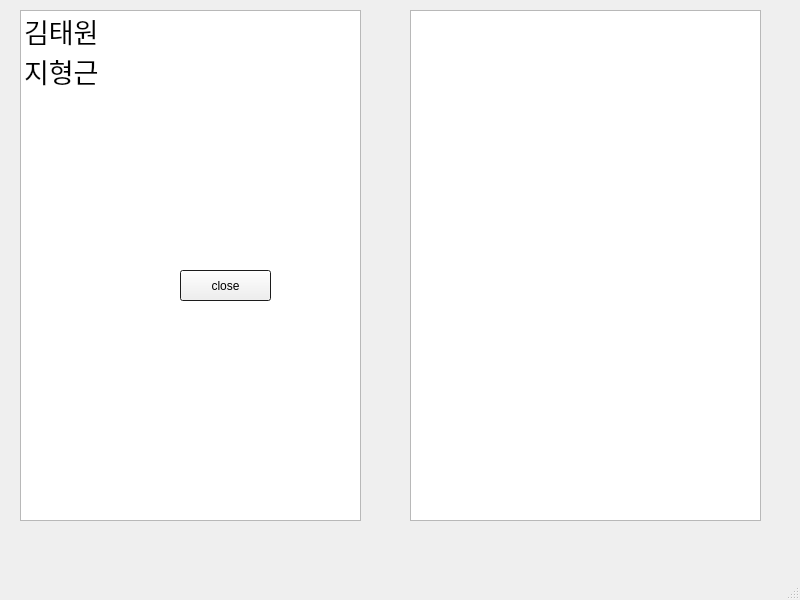
First picture: the form in ClientApp/adminwindow.ui, repository kimtae9217/miniproject2-vedaHealthCare, before the edit.
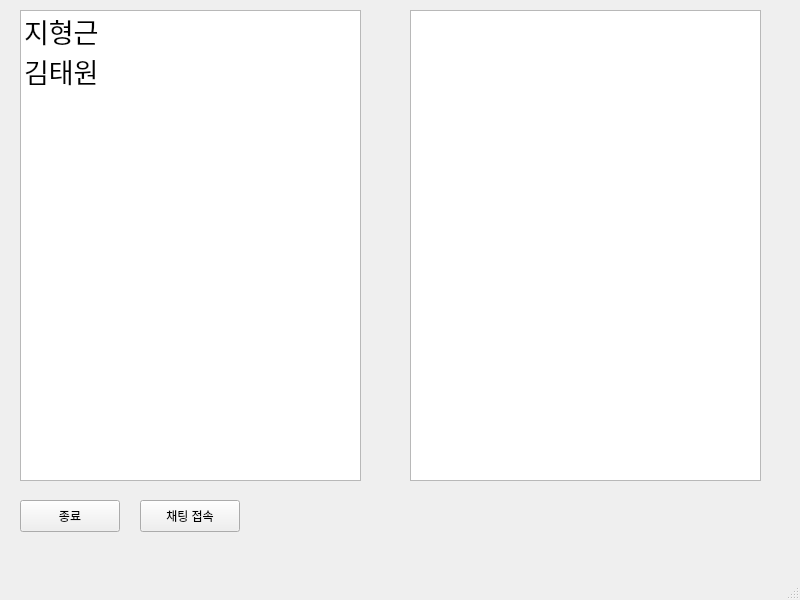
Second picture: the form after the edit.

Commit message: adminwindow, chatwindow

```diff
--- a/ClientApp/adminwindow.ui
+++ b/ClientApp/adminwindow.ui
@@ -20,23 +20,13 @@
       <x>20</x>
       <y>10</y>
       <width>341</width>
-      <height>511</height>
+      <height>471</height>
      </rect>
     </property>
     <property name="styleSheet">
      <string notr="true">font: 20pt &quot;Academy Engraved LET&quot;;
 font: 20pt &quot;Nanum Gothic&quot;;</string>
     </property>
-    <item>
-     <property name="text">
-      <string>김태원</string>
-     </property>
-     <property name="font">
-      <font>
-       <pointsize>20</pointsize>
-      </font>
-     </property>
-    </item>
     <item>
      <property name="text">
       <string>지형근</string>
@@ -46,6 +36,25 @@
        <pointsize>20</pointsize>
       </font>
      </property>
+     <property name="background">
+      <brush brushstyle="NoBrush">
+       <color alpha="255">
+        <red>0</red>
+        <green>0</green>
+        <blue>0</blue>
+       </color>
+      </brush>
+     </property>
+    </item>
+    <item>
+     <property name="text">
+      <string>김태원</string>
+     </property>
+     <property name="font">
+      <font>
+       <pointsize>20</pointsize>
+      </font>
+     </property>
     </item>
    </widget>
    <widget class="QTextBrowser" name="chatHistory">
@@ -54,105 +63,35 @@
       <x>410</x>
       <y>10</y>
       <width>351</width>
-      <height>511</height>
+      <height>471</height>
      </rect>
     </property>
    </widget>
-   <widget class="QWidget" name="customerInfoWidget" native="true">
+   <widget class="QPushButton" name="chatConnectButton">
     <property name="geometry">
      <rect>
       <x>140</x>
-      <y>130</y>
-      <width>171</width>
-      <height>181</height>
+      <y>500</y>
+      <width>100</width>
+      <height>32</height>
      </rect>
     </property>
-    <property name="palette">
-     <palette>
-      <active>
-       <colorrole role="Base">
-        <brush brushstyle="SolidPattern">
-         <color alpha="255">
-          <red>66</red>
-          <green>66</green>
-          <blue>66</blue>
-         </color>
-        </brush>
-       </colorrole>
-       <colorrole role="Window">
-        <brush brushstyle="SolidPattern">
-         <color alpha="255">
-          <red>39</red>
-          <green>39</green>
-          <blue>39</blue>
-         </color>
-        </brush>
-       </colorrole>
-      </active>
-      <inactive>
-       <colorrole role="Base">
-        <brush brushstyle="SolidPattern">
-         <color alpha="255">
-          <red>66</red>
-          <green>66</green>
-          <blue>66</blue>
-         </color>
-        </brush>
-       </colorrole>
-       <colorrole role="Window">
-        <brush brushstyle="SolidPattern">
-         <color alpha="255">
-          <red>39</red>
-          <green>39</green>
-          <blue>39</blue>
-         </color>
-        </brush>
-       </colorrole>
-      </inactive>
-      <disabled>
-       <colorrole role="Base">
-        <brush brushstyle="SolidPattern">
-         <color alpha="255">
-          <red>39</red>
-          <green>39</green>
-          <blue>39</blue>
-         </color>
-        </brush>
-       </colorrole>
-       <colorrole role="Window">
-        <brush brushstyle="SolidPattern">
-         <color alpha="255">
-          <red>39</red>
-          <green>39</green>
-          <blue>39</blue>
-         </color>
-        </brush>
-       </colorrole>
-      </disabled>
-     </palette>
+    <property name="text">
+     <string>채팅 접속</string>
     </property>
-    <property name="autoFillBackground">
-     <bool>false</bool>
+   </widget>
+   <widget class="QPushButton" name="exitButton">
+    <property name="geometry">
+     <rect>
+      <x>20</x>
+      <y>500</y>
+      <width>100</width>
+      <height>32</height>
+     </rect>
     </property>
-    <property name="inputMethodHints">
-     <set>Qt::InputMethodHint::ImhNone</set>
+    <property name="text">
+     <string>종료</string>
     </property>
-    <widget class="QPushButton" name="closeButton">
-     <property name="geometry">
-      <rect>
-       <x>40</x>
-       <y>140</y>
-       <width>91</width>
-       <height>31</height>
-      </rect>
-     </property>
-     <property name="text">
-      <string>close</string>
-     </property>
-     <property name="autoDefault">
-      <bool>false</bool>
-     </property>
-    </widget>
    </widget>
   </widget>
   <widget class="QMenuBar" name="menubar">
```
The commit also changes 9 other files.
